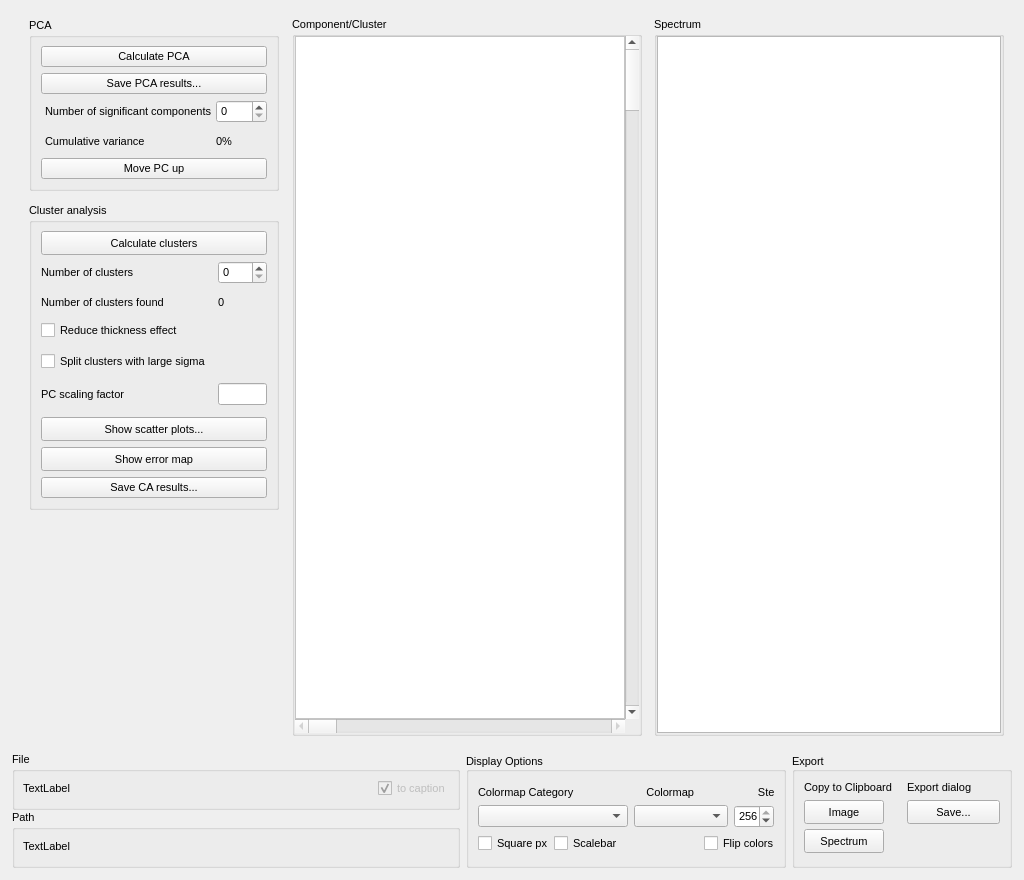
The window that mantis_xray/gui/pages/pagepca.ui (mlerotic/spectromicroscopy) describes before a commit, drawn with Qt 5.
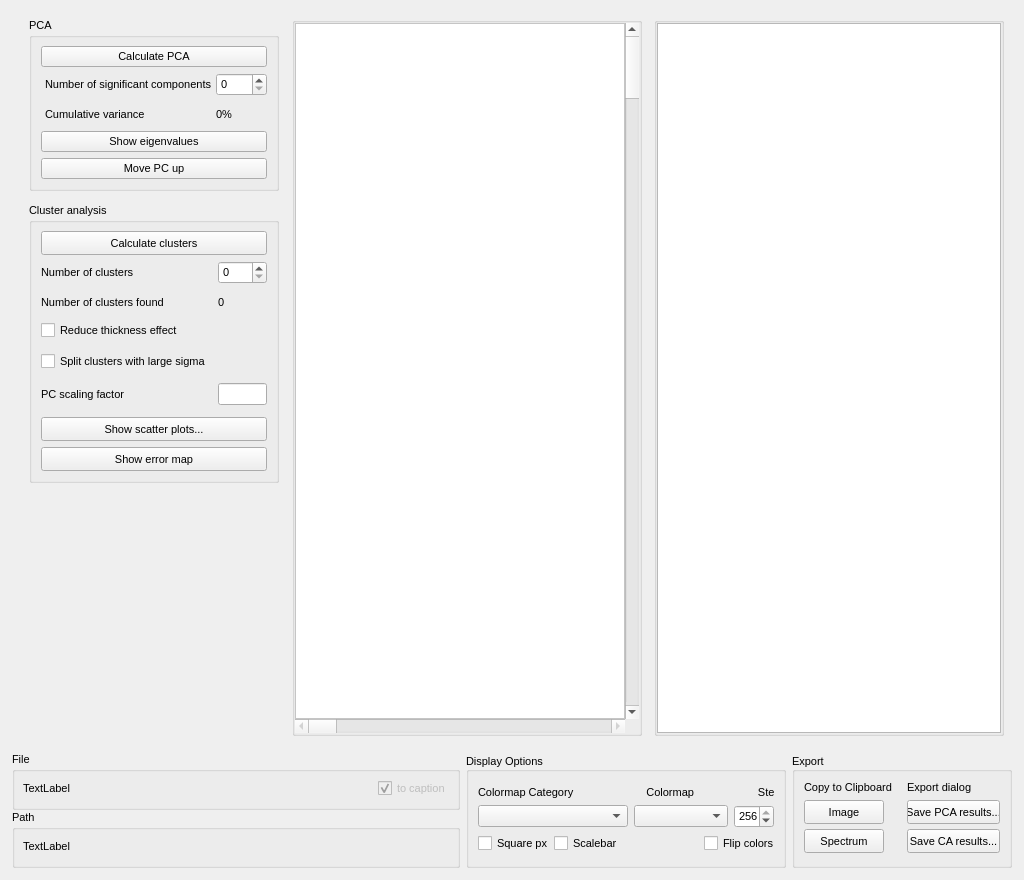
The same window after the commit. The open tabs and pages were chosen to show the change. Custom widgets are drawn as their Qt base class.

```diff
--- a/mantis_xray/gui/pages/pagepca.ui
+++ b/mantis_xray/gui/pages/pagepca.ui
@@ -129,13 +129,6 @@
               </property>
              </widget>
             </item>
-            <item>
-             <widget class="QPushButton" name="button_savepca">
-              <property name="text">
-               <string>Save PCA results...</string>
-              </property>
-             </widget>
-            </item>
             <item>
              <layout class="QGridLayout" name="gridLayout_4">
               <property name="leftMargin">
@@ -176,6 +169,16 @@
               </item>
              </layout>
             </item>
+            <item>
+              <widget class="QPushButton" name="button_toggle_pca_plot">
+               <property name="text">
+                <string>Show eigenvalues</string>
+               </property>
+               <property name="checkable">
+                <bool>true</bool>
+               </property>
+              </widget>
+             </item>
             <item>
              <widget class="QPushButton" name="button_movepcup">
               <property name="text">
@@ -331,13 +334,6 @@
               </property>
              </widget>
             </item>
-            <item>
-             <widget class="QPushButton" name="button_savecluster">
-              <property name="text">
-               <string>Save CA results...</string>
-              </property>
-             </widget>
-            </item>
            </layout>
           </widget>
          </item>
@@ -375,7 +371,7 @@
          </font>
         </property>
         <property name="title">
-         <string>Component/Cluster</string>
+         <string></string>
         </property>
         <layout class="QHBoxLayout" name="horizontalLayout_3">
          <property name="spacing">
@@ -500,7 +496,7 @@
          </font>
         </property>
         <property name="title">
-         <string>Spectrum</string>
+         <string></string>
         </property>
         <layout class="QHBoxLayout" name="horizontalLayout_5">
          <property name="spacing">
@@ -519,6 +515,28 @@
           <number>0</number>
          </property>
          <item>
+          <widget class="QStackedWidget" name="pca_plot_stack">
+           <property name="currentIndex">
+            <number>0</number>
+           </property>
+           <widget class="QWidget" name="pca_spectrum_page">
+            <layout class="QHBoxLayout" name="horizontalLayout_10">
+             <property name="spacing">
+              <number>0</number>
+             </property>
+             <property name="leftMargin">
+              <number>0</number>
+             </property>
+             <property name="topMargin">
+              <number>0</number>
+             </property>
+             <property name="rightMargin">
+              <number>0</number>
+             </property>
+             <property name="bottomMargin">
+              <number>0</number>
+             </property>
+             <item>
           <widget class="PlotWidget" name="spectrum_plotwidget">
            <property name="sizePolicy">
             <sizepolicy hsizetype="Expanding" vsizetype="MinimumExpanding">
@@ -530,6 +548,39 @@
          </item>
         </layout>
        </widget>
+           <widget class="QWidget" name="pca_eigenvalues_page">
+            <layout class="QHBoxLayout" name="horizontalLayout_11">
+             <property name="spacing">
+              <number>0</number>
+             </property>
+             <property name="leftMargin">
+              <number>0</number>
+             </property>
+             <property name="topMargin">
+              <number>0</number>
+             </property>
+             <property name="rightMargin">
+              <number>0</number>
+             </property>
+             <property name="bottomMargin">
+              <number>0</number>
+             </property>
+             <item>
+              <widget class="PlotWidget" name="pca_eigenvals_plotwidget">
+               <property name="sizePolicy">
+                <sizepolicy hsizetype="Expanding" vsizetype="MinimumExpanding">
+                 <horstretch>0</horstretch>
+                 <verstretch>0</verstretch>
+                </sizepolicy>
+               </property>
+              </widget>
+             </item>
+            </layout>
+           </widget>
+          </widget>
+         </item>
+        </layout>
+       </widget>
       </item>
      </layout>
     </widget>
@@ -1061,7 +1112,7 @@
             <number>5</number>
            </property>
            <item row="1" column="1">
-            <widget class="QPushButton" name="button_save">
+             <widget class="QPushButton" name="button_savepca">
              <property name="minimumSize">
               <size>
                <width>0</width>
@@ -1069,7 +1120,7 @@
               </size>
              </property>
              <property name="text">
-              <string>Save...</string>
+               <string>Save PCA results...</string>
              </property>
             </widget>
            </item>
@@ -1149,6 +1200,19 @@
              </property>
             </widget>
            </item>
+            <item row="2" column="1">
+             <widget class="QPushButton" name="button_savecluster">
+              <property name="minimumSize">
+               <size>
+                <width>0</width>
+                <height>24</height>
+               </size>
+              </property>
+              <property name="text">
+               <string>Save CA results...</string>
+              </property>
+             </widget>
+            </item>
           </layout>
          </item>
          <item>
```
Lines whose indentation alone changed are shown as unchanged.
